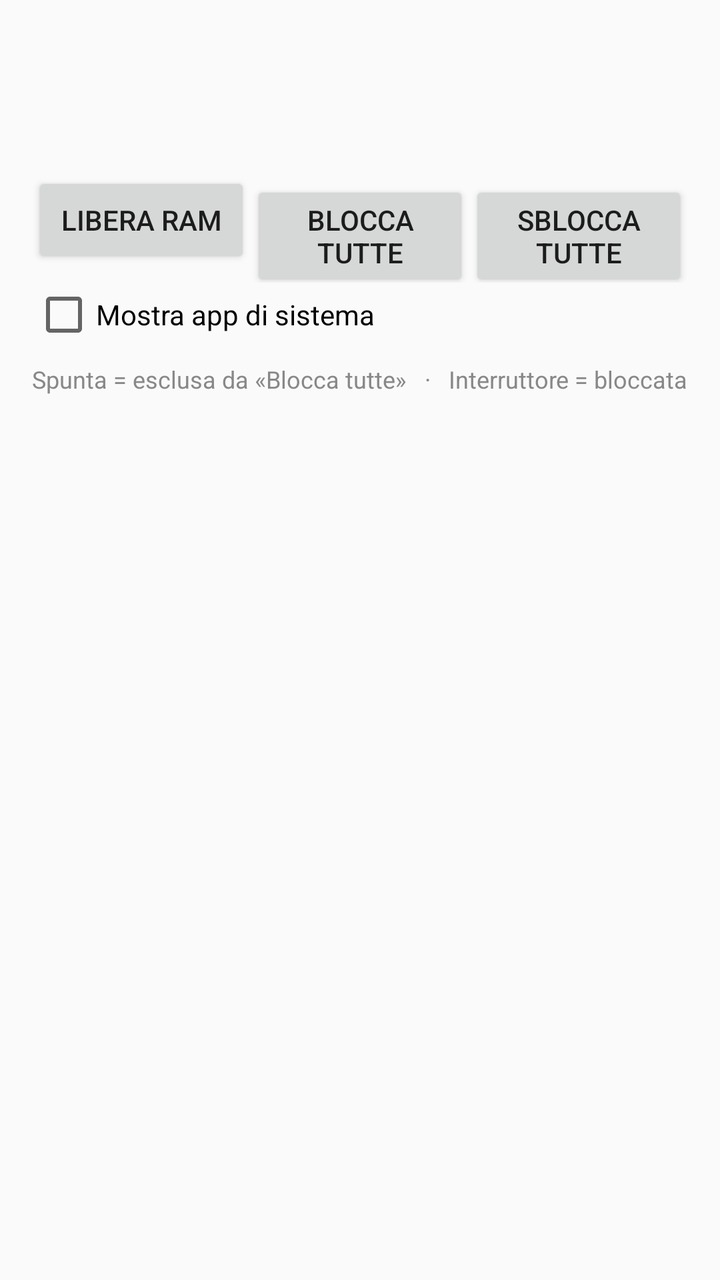
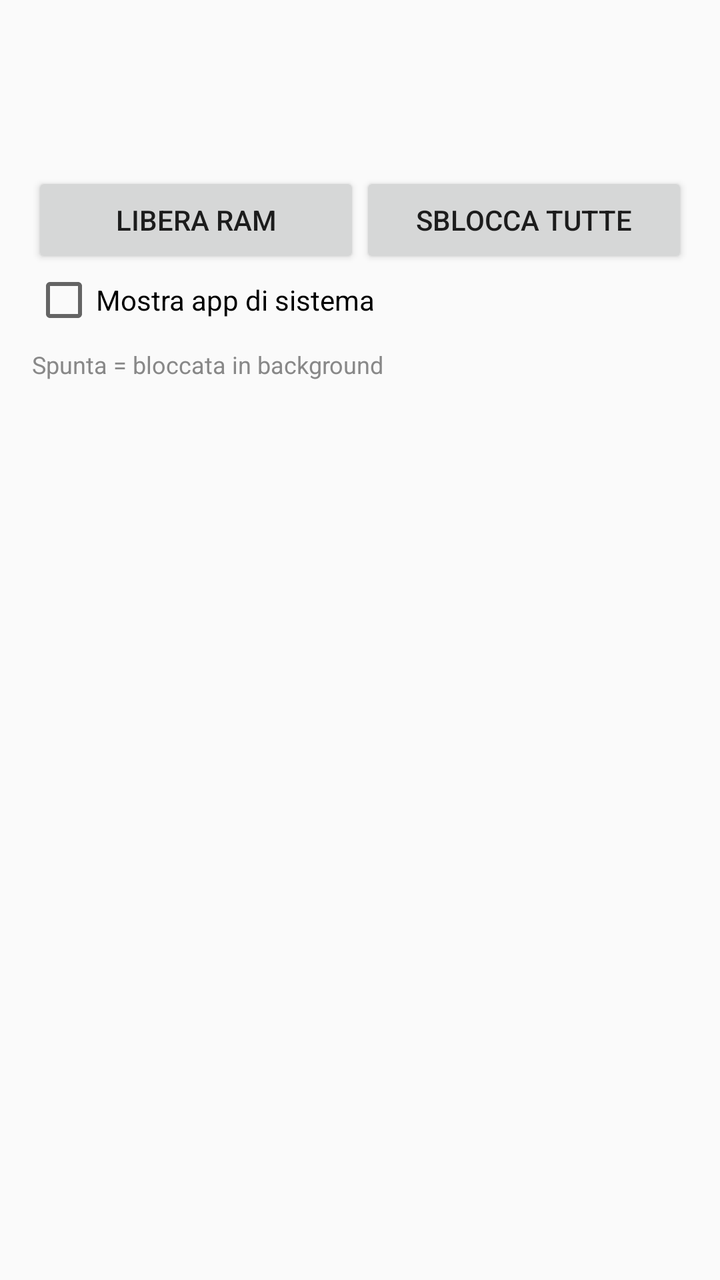

An Android layout rendered at two revisions. The XML below is the earlier revision; the diff shows what the commit changed to produce the second picture.
<!-- AndroidManifest.xml: application theme AppTheme -->
<!-- res/layout/activity_main.xml -->
<?xml version="1.0" encoding="utf-8"?>
<LinearLayout xmlns:android="http://schemas.android.com/apk/res/android"
    android:layout_width="match_parent"
    android:layout_height="match_parent"
    android:orientation="vertical"
    android:padding="16dp"
    android:background="#FAFAFA">

    <TextView
        android:id="@+id/ram"
        android:layout_width="wrap_content"
        android:layout_height="wrap_content"
        android:textSize="26sp"
        android:textColor="#111111"
        android:textStyle="bold" />

    <TextView
        android:id="@+id/status"
        android:layout_width="wrap_content"
        android:layout_height="wrap_content"
        android:layout_marginTop="4dp"
        android:textColor="#666666" />

    <Button
        android:id="@+id/grant"
        android:layout_width="wrap_content"
        android:layout_height="wrap_content"
        android:text="Concedi permesso"
        android:visibility="gone" />

    <LinearLayout
        android:layout_width="match_parent"
        android:layout_height="wrap_content"
        android:layout_marginTop="12dp"
        android:orientation="horizontal">

        <Button
            android:id="@+id/freeRam"
            android:layout_width="0dp"
            android:layout_weight="1"
            android:layout_height="wrap_content"
            android:text="Libera RAM" />

        <Button
            android:id="@+id/blockAll"
            android:layout_width="0dp"
            android:layout_weight="1"
            android:layout_height="wrap_content"
            android:text="Blocca tutte" />

        <Button
            android:id="@+id/unblockAll"
            android:layout_width="0dp"
            android:layout_weight="1"
            android:layout_height="wrap_content"
            android:text="Sblocca tutte" />
    </LinearLayout>

    <CheckBox
        android:id="@+id/showSys"
        android:layout_width="wrap_content"
        android:layout_height="wrap_content"
        android:text="Mostra app di sistema" />

    <TextView
        android:layout_width="match_parent"
        android:layout_height="wrap_content"
        android:paddingTop="8dp"
        android:paddingBottom="4dp"
        android:text="Spunta = esclusa da «Blocca tutte»   ·   Interruttore = bloccata"
        android:textColor="#888888"
        android:textSize="12sp" />

    <ListView
        android:id="@+id/list"
        android:layout_width="match_parent"
        android:layout_height="0dp"
        android:layout_weight="1"
        android:divider="#EEEEEE"
        android:dividerHeight="1dp" />
</LinearLayout>
<!-- resources referenced by this layout -->
<resources>
  <style name="AppTheme" parent="@android:style/Theme.Material.Light.NoActionBar">
          <item name="android:colorAccent">#1F6FEB</item>
          <item name="android:statusBarColor">#FAFAFA</item>
          <item name="android:windowLightStatusBar">true</item>
      </style>
</resources>

<!-- the commit's change to res/layout/activity_main.xml (unified diff, before → after) -->
@@ -42,13 +42,6 @@
             android:text="Libera RAM" />
 
         <Button
-            android:id="@+id/blockAll"
-            android:layout_width="0dp"
-            android:layout_weight="1"
-            android:layout_height="wrap_content"
-            android:text="Blocca tutte" />
-
-        <Button
             android:id="@+id/unblockAll"
             android:layout_width="0dp"
             android:layout_weight="1"
@@ -67,7 +60,7 @@
         android:layout_height="wrap_content"
         android:paddingTop="8dp"
         android:paddingBottom="4dp"
-        android:text="Spunta = esclusa da «Blocca tutte»   ·   Interruttore = bloccata"
+        android:text="Spunta = bloccata in background"
         android:textColor="#888888"
         android:textSize="12sp" />
 
